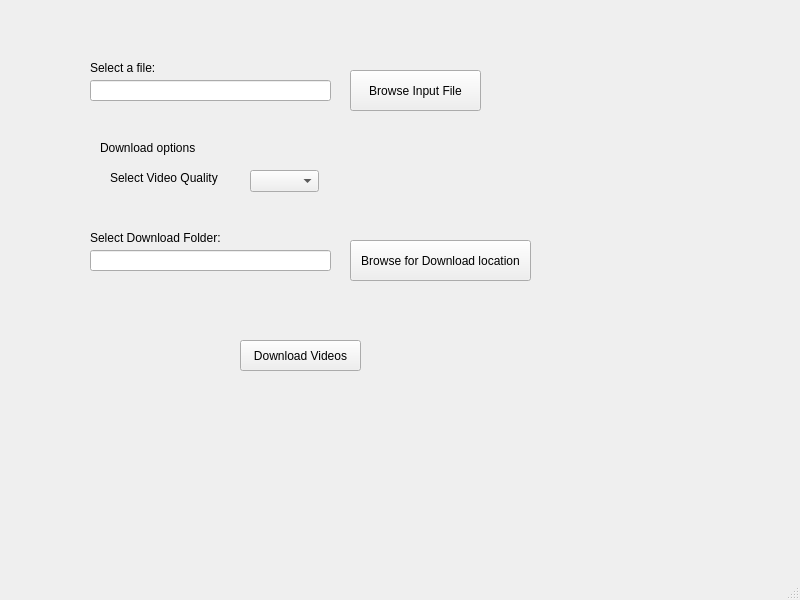
Old version of the form yTGui.ui in the repository RaghuKA/PyQtYouTube-dl.
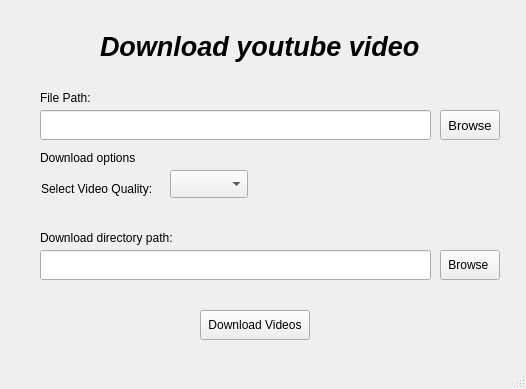
New version of the form.

Commit message: Improved Gui and renamed Gui items

```diff
--- a/yTGui.ui
+++ b/yTGui.ui
@@ -6,65 +6,66 @@
    <rect>
     <x>0</x>
     <y>0</y>
-    <width>800</width>
-    <height>600</height>
+    <width>526</width>
+    <height>389</height>
    </rect>
   </property>
   <property name="windowTitle">
    <string>MainWindow</string>
   </property>
+  <property name="iconSize">
+   <size>
+    <width>16</width>
+    <height>16</height>
+   </size>
+  </property>
   <widget class="QWidget" name="centralwidget">
    <widget class="QPushButton" name="pushButton_Browse_for_InputFile">
     <property name="geometry">
      <rect>
-      <x>350</x>
-      <y>70</y>
-      <width>131</width>
-      <height>41</height>
+      <x>440</x>
+      <y>110</y>
+      <width>60</width>
+      <height>30</height>
      </rect>
     </property>
+    <property name="font">
+     <font>
+      <pointsize>10</pointsize>
+     </font>
+    </property>
     <property name="text">
-     <string>Browse Input File</string>
-    </property>
-   </widget>
-   <widget class="QComboBox" name="comboBox_VideoQuality">
-    <property name="geometry">
-     <rect>
-      <x>250</x>
-      <y>170</y>
-      <width>69</width>
-      <height>22</height>
-     </rect>
+     <string>Browse</string>
     </property>
    </widget>
    <widget class="QLineEdit" name="FilePathField">
     <property name="geometry">
      <rect>
-      <x>90</x>
-      <y>80</y>
-      <width>241</width>
-      <height>21</height>
+      <x>40</x>
+      <y>110</y>
+      <width>391</width>
+      <height>30</height>
      </rect>
     </property>
    </widget>
    <widget class="QLabel" name="label_SelectFile">
     <property name="geometry">
      <rect>
-      <x>90</x>
-      <y>60</y>
+      <x>40</x>
+      <y>90</y>
       <width>121</width>
       <height>16</height>
      </rect>
     </property>
     <property name="text">
-     <string>Select a file:</string>
+     <string>File Path:</string>
     </property>
    </widget>
    <widget class="QLabel" name="label_DownloadOptions">
     <property name="geometry">
      <rect>
-      <x>100</x>
-      <y>140</y>
+      <x>40</x>
+      <y>150</y>
       <width>121</width>
       <height>16</height>
      </rect>
@@ -73,68 +74,105 @@
      <string>Download options</string>
     </property>
    </widget>
-   <widget class="QLabel" name="label_VideoQuality">
+   <widget class="QPushButton" name="BrowseDloaddirButton">
     <property name="geometry">
      <rect>
-      <x>110</x>
-      <y>170</y>
-      <width>121</width>
-      <height>16</height>
+      <x>440</x>
+      <y>250</y>
+      <width>60</width>
+      <height>30</height>
      </rect>
     </property>
     <property name="text">
-     <string>Select Video Quality</string>
+     <string>Browse </string>
     </property>
    </widget>
-   <widget class="QPushButton" name="pushButton_Browse_for_DownloadFolder">
+   <widget class="QLineEdit" name="DloadDirPath">
     <property name="geometry">
      <rect>
-      <x>350</x>
-      <y>240</y>
-      <width>181</width>
-      <height>41</height>
-     </rect>
-    </property>
-    <property name="text">
-     <string>Browse for Download location</string>
-    </property>
-   </widget>
-   <widget class="QLineEdit" name="lineEdit_2">
-    <property name="geometry">
-     <rect>
-      <x>90</x>
+      <x>40</x>
       <y>250</y>
-      <width>241</width>
-      <height>21</height>
+      <width>391</width>
+      <height>30</height>
      </rect>
     </property>
    </widget>
    <widget class="QLabel" name="label_SelectFile_2">
     <property name="geometry">
      <rect>
-      <x>90</x>
+      <x>40</x>
       <y>230</y>
-      <width>141</width>
+      <width>150</width>
       <height>16</height>
      </rect>
     </property>
     <property name="text">
-     <string>Select Download Folder:</string>
+     <string>Download directory path:</string>
     </property>
    </widget>
    <widget class="QPushButton" name="pushButton_DownloadVideos">
     <property name="geometry">
      <rect>
-      <x>240</x>
-      <y>340</y>
-      <width>121</width>
-      <height>31</height>
+      <x>200</x>
+      <y>310</y>
+      <width>110</width>
+      <height>30</height>
      </rect>
     </property>
+    <property name="font">
+     <font>
+      <weight>50</weight>
+      <bold>false</bold>
+     </font>
+    </property>
     <property name="text">
      <string>Download Videos</string>
     </property>
    </widget>
+   <widget class="QLabel" name="label_VideoQuality">
+    <property name="geometry">
+     <rect>
+      <x>41</x>
+      <y>181</y>
+      <width>134</width>
+      <height>16</height>
+     </rect>
+    </property>
+    <property name="text">
+     <string>Select Video Quality:</string>
+    </property>
+   </widget>
+   <widget class="QComboBox" name="comboBox_VideoQuality">
+    <property name="geometry">
+     <rect>
+      <x>170</x>
+      <y>170</y>
+      <width>78</width>
+      <height>28</height>
+     </rect>
+    </property>
+   </widget>
+   <widget class="QLabel" name="Title">
+    <property name="geometry">
+     <rect>
+      <x>100</x>
+      <y>30</y>
+      <width>320</width>
+      <height>33</height>
+     </rect>
+    </property>
+    <property name="font">
+     <font>
+      <pointsize>20</pointsize>
+      <weight>75</weight>
+      <italic>true</italic>
+      <bold>true</bold>
+     </font>
+    </property>
+    <property name="text">
+     <string>Download youtube videos</string>
+    </property>
+   </widget>
   </widget>
   <widget class="QMenuBar" name="menubar">
    <property name="geometry">
```
Left out of the diff: 10 changed lines with no effect on the pictures. The commit also changes 2 other files.
